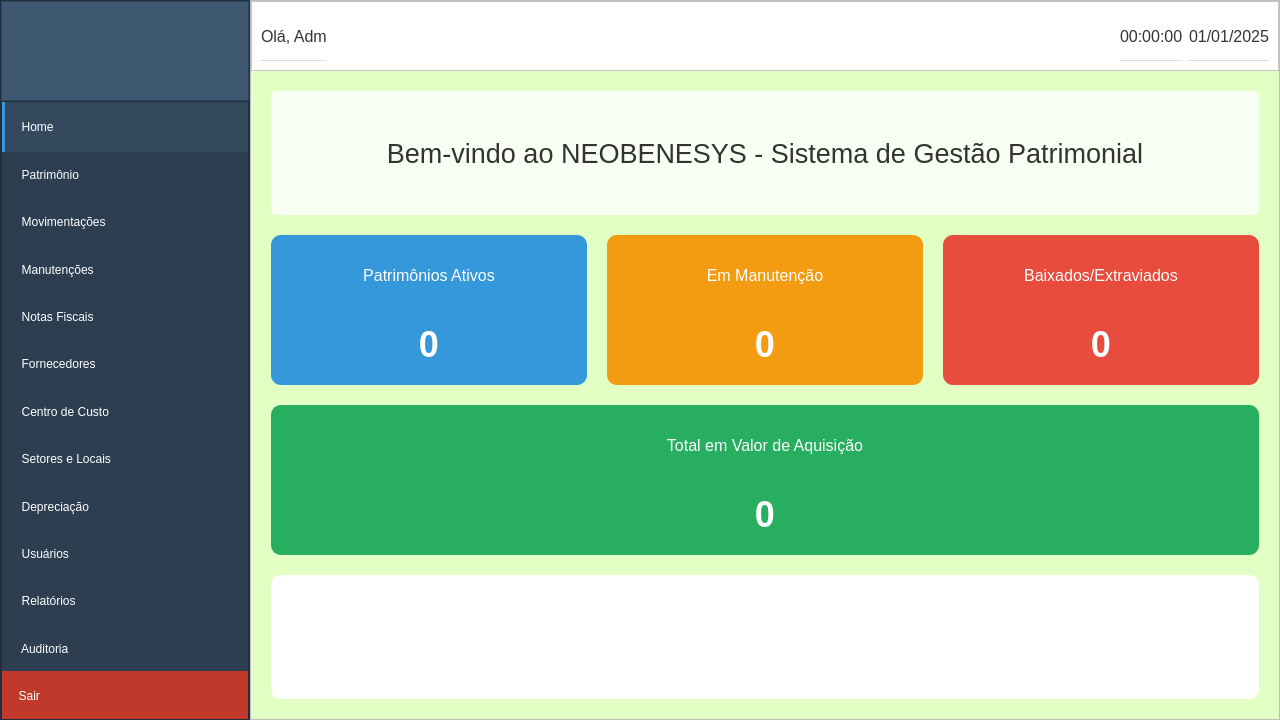
Qt form Teste-Patrimonio/frontend/home.ui (zecadelgado/patp) before a commit.
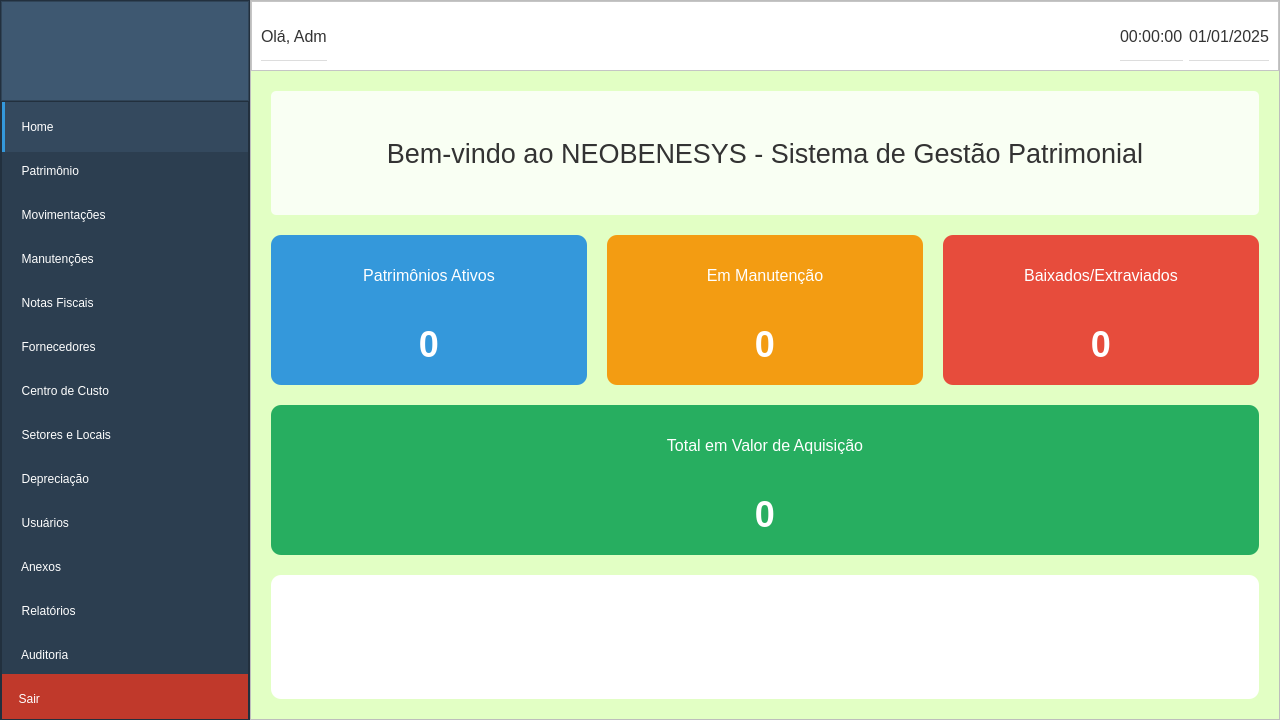
The same form after that commit. Icons and pictures are not drawn.

Commit message: Align dashboard navigation with available screens

```diff
--- a/Teste-Patrimonio/frontend/home.ui
+++ b/Teste-Patrimonio/frontend/home.ui
@@ -397,6 +397,28 @@
             </property>
            </widget>
           </item>
+          <item>
+           <widget class="QPushButton" name="btn_anexos">
+            <property name="minimumSize">
+             <size>
+              <width>0</width>
+              <height>50</height>
+             </size>
+            </property>
+            <property name="cursor">
+             <cursorShape>PointingHandCursor</cursorShape>
+            </property>
+            <property name="toolTip">
+             <string>Gerenciamento de anexos</string>
+            </property>
+            <property name="text">
+             <string>  Anexos</string>
+            </property>
+            <property name="checkable">
+             <bool>true</bool>
+            </property>
+           </widget>
+          </item>
           <item>
            <widget class="QPushButton" name="btn_relatorios">
             <property name="minimumSize">
```
The commit also changes 3 other files.
